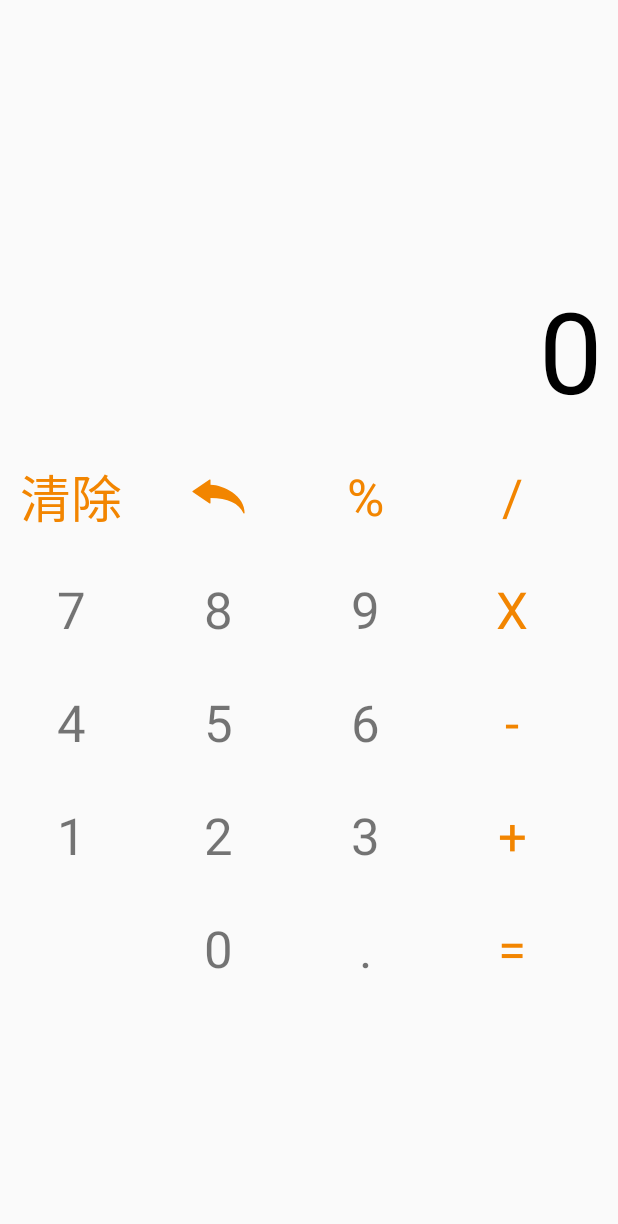
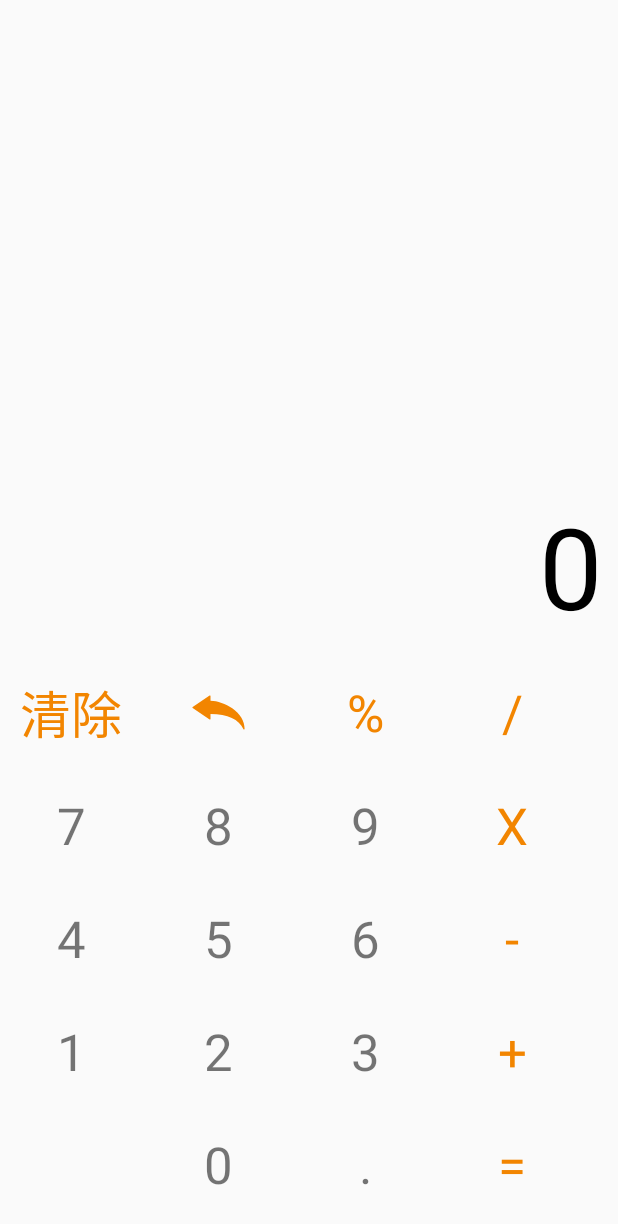
Before and after one commit to gn000226/ComputerTest_Android, an Android app: the screen it shows after launch (MainActivity), on a phone screen of 412 x 824 dp. Shown: the top 1224 px of the screen. Run offline under Robolectric (Android 15) with nearby library versions, the phone set to English and light mode, and no system bars.

Commit message:
2022/05/03_1

```diff
--- a/app/src/main/res/layout/activity_main.xml
+++ b/app/src/main/res/layout/activity_main.xml
@@ -11,15 +11,14 @@
         android:layout_width="0dp"
         android:layout_height="wrap_content"
         android:layout_marginStart="10dp"
-        android:layout_marginTop="150dp"
         android:layout_marginEnd="10dp"
         android:gravity="right"
         android:maxLength="8"
         android:textColor="@color/grey"
         android:textSize="24sp"
+        app:layout_constraintBottom_toTopOf="@+id/numberTextView"
         app:layout_constraintEnd_toEndOf="parent"
-        app:layout_constraintStart_toStartOf="parent"
-        app:layout_constraintTop_toTopOf="parent" />
+        app:layout_constraintStart_toStartOf="parent" />
 
     <androidx.appcompat.widget.AppCompatTextView
         android:id="@+id/numberTextView"
@@ -29,25 +28,23 @@
         android:layout_marginEnd="10dp"
         android:layout_marginBottom="10dp"
         android:gravity="right"
+        android:maxLines="1"
         android:text="0"
         android:textColor="@color/black"
         android:textSize="75sp"
-        android:maxLines="1"
         app:layout_constraintBottom_toTopOf="@+id/recyclerView"
         app:layout_constraintEnd_toEndOf="parent"
-        app:layout_constraintStart_toStartOf="parent"
-        app:layout_constraintTop_toBottomOf="@+id/signTextView" />
+        app:layout_constraintStart_toStartOf="parent" />
 
     <androidx.recyclerview.widget.RecyclerView
         android:id="@+id/recyclerView"
         android:layout_width="0dp"
-        android:layout_height="0dp"
+        android:layout_height="wrap_content"
         android:layout_marginStart="10dp"
         android:layout_marginEnd="10dp"
         android:layout_marginBottom="10dp"
         app:layout_constraintBottom_toBottomOf="parent"
         app:layout_constraintEnd_toEndOf="parent"
-        app:layout_constraintStart_toStartOf="parent"
-        app:layout_constraintTop_toBottomOf="@+id/numberTextView" />
+        app:layout_constraintStart_toStartOf="parent" />
 
 </androidx.constraintlayout.widget.ConstraintLayout>
```
Also changed, not shown: app/src/main/java/com/example/computertest/MainActivity.kt (+22 -9 lines).
